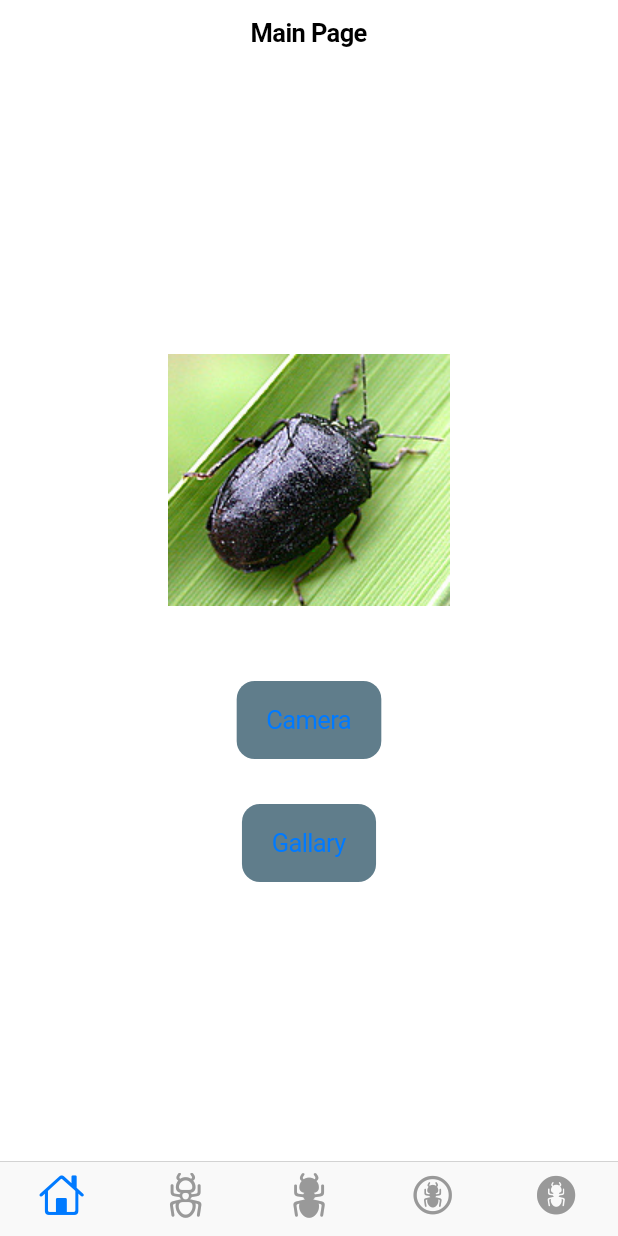
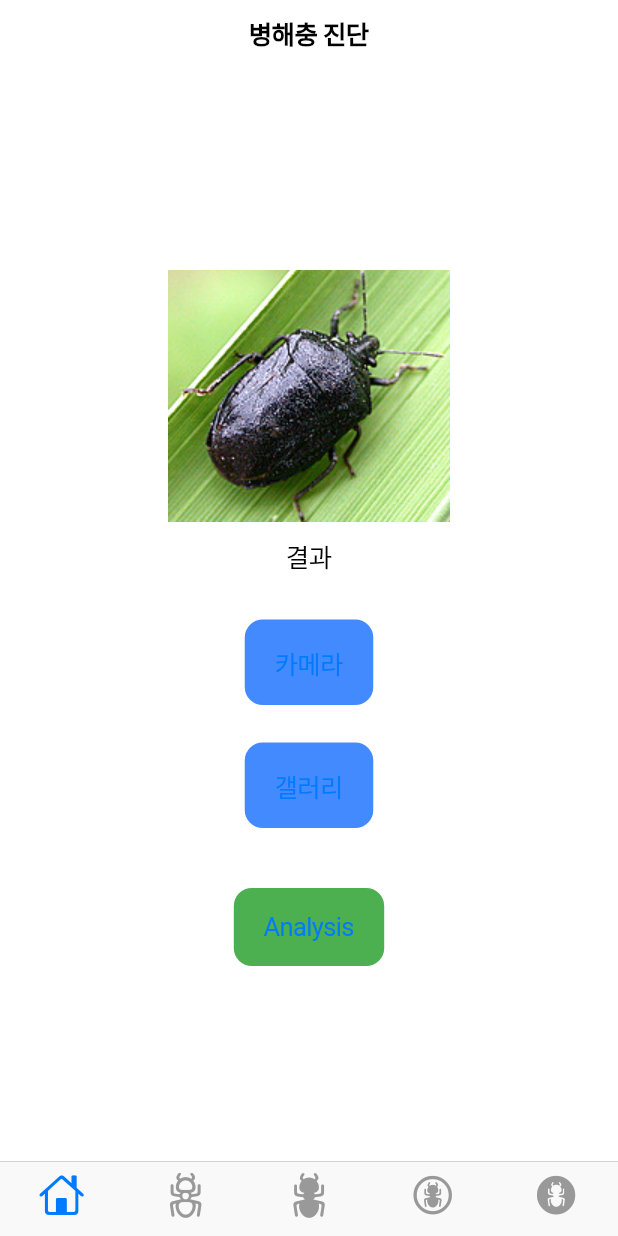
Before and after one commit to dnrgus1127/tflite_flutter, a Flutter app: the screen it shows after launch, on a phone screen of 412 x 824 dp. Run offline on Flutter 3.47's test engine with Material 2 defaults, Android fonts, the phone set to English and light mode, and no system bars; our stand-ins replace image_picker; missing offline and left inert: tflite.

Commit message:
진단 결과 띄우기

```diff
--- a/lib/MainPage.dart
+++ b/lib/MainPage.dart
@@ -1,5 +1,6 @@
 //ignore_for_file: prefer_const_constructors
 
+import 'package:fluting/secondPage.dart';
 import 'package:flutter/cupertino.dart';
 import 'package:flutter/material.dart';
 import 'package:fluting/camera2.dart';
@@ -19,16 +20,17 @@ class MainPage extends StatefulWidget {
 class _MainPage extends State<MainPage> {
   File? _image;
   final picker = ImagePicker();
+  String result = "결과";
+  String second = "";
+  List? _outputs;
+  var per;
 
-  List? _outputs;
-
- // 앱이 실행될 때 loadModel 호출
+  // 앱이 실행될 때 loadModel 호출
   @override
   void initState() {
     super.initState();
     loadModel().then((value) {
       setState(() {
-        print("SetState");
       });
     });
   }
@@ -37,7 +39,7 @@ class _MainPage extends State<MainPage> {
   Widget build(BuildContext context) {
     return CupertinoPageScaffold(
         navigationBar: CupertinoNavigationBar(
-          middle: Text("Main Page"),
+          middle: Text("병해충 진단"),
         ),
         child: Center(
           child: Column(
@@ -53,34 +55,54 @@ class _MainPage extends State<MainPage> {
                       height: 200,
                     ),
               const SizedBox(
-                height: 50,
+                height: 10,
+              ),
+              Text(result),
+              Text(second),
+              const SizedBox(
+                height: 10,
               ),
               CupertinoButton(
-                onPressed: () {
-                  setState(() async {
-                    await getImage(ImageSource.camera);
-                    classifyImage(_image!);
-                    print("출력2");
+                onPressed: () async{
+                  await getImage(ImageSource.camera);
+                  //await classifyImage(_image!).then((value) => print(_outputs![0]['label']));
+                  await classifyImage(_image!).then((value) => print(_outputs));
+                  setState(() {
+                    result = _outputs![0]['label'];
+                  });
+                },
+                color: Colors.blueAccent,
+                child: Text('카메라'),
+              ),
+              const SizedBox(
+                height: 25,
+              ),
+              CupertinoButton(
+                child: Text("갤러리"),
+                color: Colors.blueAccent,
+                onPressed: () async{
+                  await getImage(ImageSource.gallery).then((value) => print("getImage"));
+                  await classifyImage(_image!).then((value) => print(_outputs));
+                  setState(()  {
+                    //result = _outputs![0]['label'] + "와 " + _outputs![0]['confidence'].toString().toUpperCase()+ "일치합니다.";
+                    result = "${_outputs![0]['label']} 와 ${_outputs![0]['confidence']*100}% 일치합니다.";
+
+                    _outputs!.length  < 2
+                        ? second = ""
+                        : second =
+                            "${_outputs![1]['label']} 와 ${_outputs![1]['confidence'] * 100}% 일치합니다.";
+
+                    //result = "담배가루이와 ${per}% 일치합니다.";
                     print(_outputs);
                   });
                 },
-                color: Colors.blueGrey,
-                child: Text('Camera'),
               ),
               const SizedBox(
-                height: 30,
+                height: 40,
               ),
-              CupertinoButton(
-                child: Text("Gallary"),
-                color: Colors.blueGrey,
-                onPressed: () {
-                  setState(() async {
-                    await getImage(ImageSource.gallery);
-                    classifyImage(_image!);
-                    //recycleDialog(context);
-                  });
-                },
-              )
+              CupertinoButton(child: Text("Analysis"), color: Colors.green , onPressed: () {
+                Navigator.of(context).push(CupertinoPageRoute(builder: (context) => SecondPage(_outputs![0]['label'],_image!)));
+              })
             ],
           ),
         ));
@@ -96,7 +118,7 @@ class _MainPage extends State<MainPage> {
 
   loadModel() async {
     await Tflite.loadModel(
-            model: "assets/pest_model.tflite", labels: "assets/label.txt")
+            model: "assets/model96.tflite", labels: "assets/label.txt")
         .then((value) {
       setState(() {});
     });
@@ -108,7 +130,7 @@ class _MainPage extends State<MainPage> {
         path: image.path, // required
         imageMean: 0.0, // defaults to 117.0
         imageStd: 255.0, // defaults to 1.0
-        numResults: 2, // defaults to 5
+        numResults: 10, // defaults to 5
         threshold: 0.2, // defaults to 0.1
         asynch: true // defaults to true
         );
--- a/lib/dictionaryPage.dart
+++ b/lib/dictionaryPage.dart
@@ -13,7 +13,7 @@ class dictionaryPage extends StatelessWidget {
   Widget build(BuildContext context) {
     return CupertinoPageScaffold(
         navigationBar: CupertinoNavigationBar(
-          middle: Text("Pest List"),
+          middle: Text("해충 사전"),
           trailing: CupertinoButton(child: Icon(Icons.exit_to_app), onPressed: (){},),
           leading: CupertinoButton(child: Icon(Icons.arrow_back_ios), onPressed: (){
           },
@@ -35,12 +35,13 @@ class dictionaryPage extends StatelessWidget {
                             width: 80,
                             height: 80,
                           ),
+                          SizedBox(width: 4,),
                           Text(pestList[index].pestName!,style: TextStyle(fontSize: 12, fontWeight: FontWeight.bold ),),
                         ],
                       ),
                       Container(
                         height: 2,
-                        color: CupertinoColors.black,
+                        color: CupertinoColors.systemGrey
                       )
                     ],
                   ),
```
